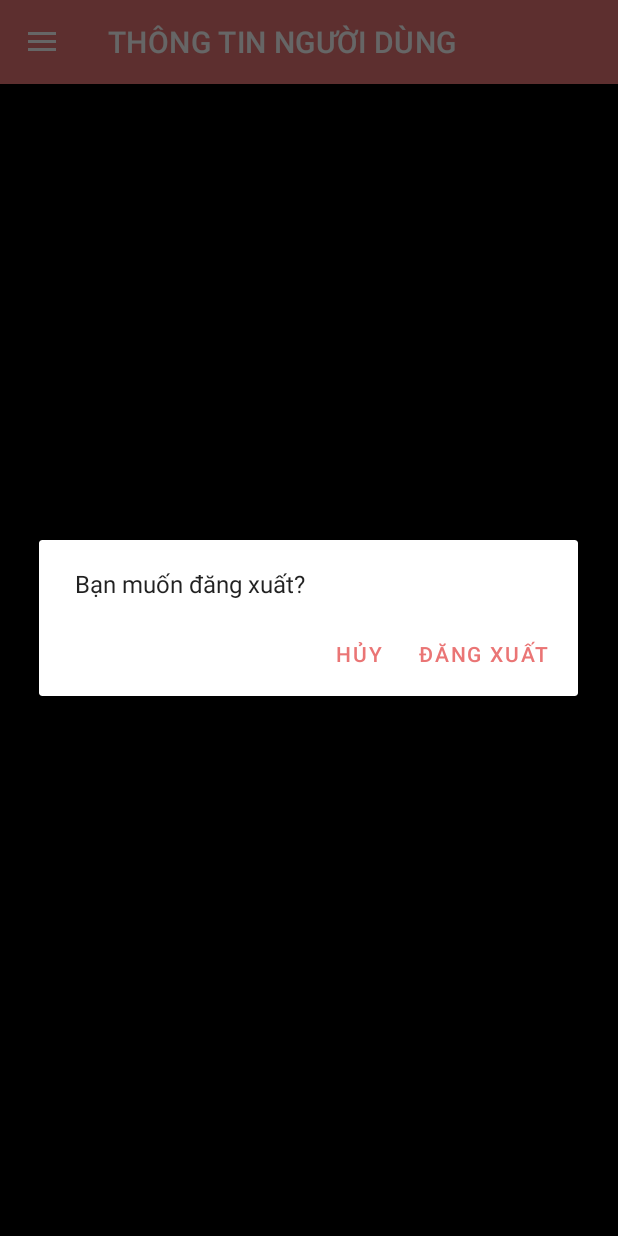
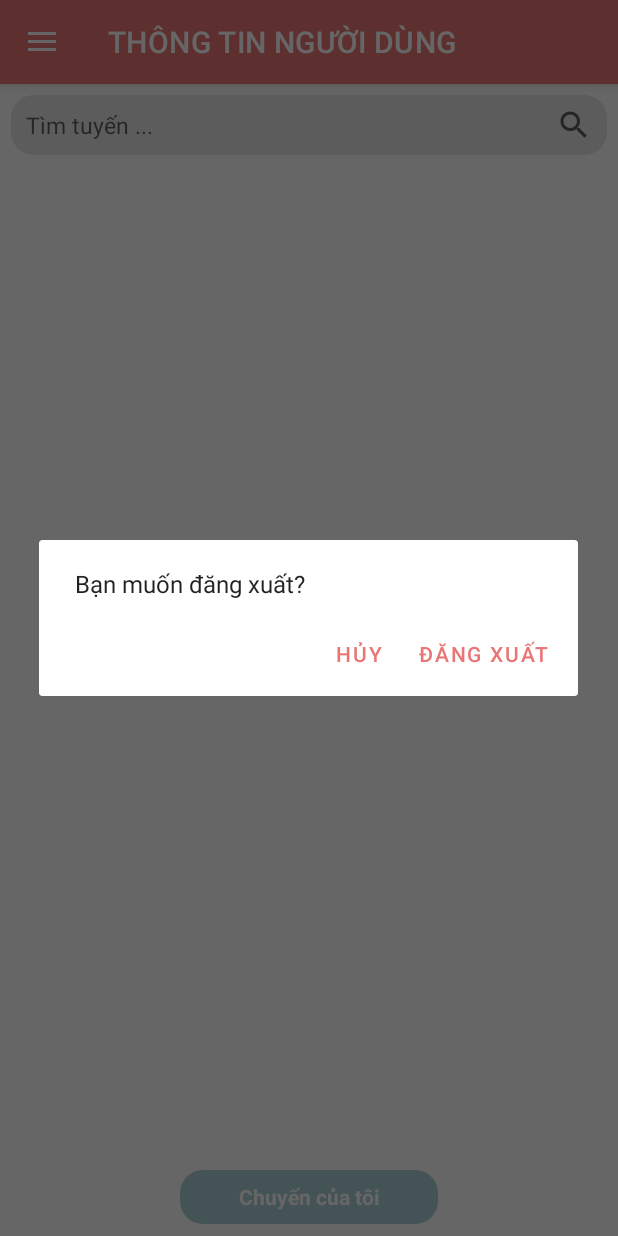
Before and after one commit to thanh1233/DuAn1, an Android app: the fragment nhantin placed in its activity, in the side drawer, after a tap on "Đăng xuất tài khoản", on a phone screen of 412 x 824 dp. Run offline under Robolectric (Android 15) with nearby library versions, the phone set to English and light mode, and no system bars; our stand-ins replace Firebase (no records; nobody signed in at launch, a user with empty details on screens opened directly), Picasso; pictures from the network do not load; Roboto replaces fonts that are not available here; 1 statement that could not run was skipped.

Commit message:
lọc gọi thay đổi nhẹ giao diện

```diff
--- a/app/src/main/java/com/example/apvexe/TrangChu.java
+++ b/app/src/main/java/com/example/apvexe/TrangChu.java
@@ -33,8 +33,11 @@ import com.google.android.material.bottomnavigation.BottomNavigationView;
 import com.google.android.material.navigation.NavigationView;
 import com.google.firebase.auth.FirebaseAuth;
 import com.google.firebase.auth.FirebaseUser;
+import com.google.firebase.database.DataSnapshot;
+import com.google.firebase.database.DatabaseError;
 import com.google.firebase.database.DatabaseReference;
 import com.google.firebase.database.FirebaseDatabase;
+import com.google.firebase.database.ValueEventListener;
 import com.squareup.picasso.Picasso;
 
 public class TrangChu extends AppCompatActivity implements NavigationView.OnNavigationItemSelectedListener {
@@ -90,10 +93,29 @@ public class TrangChu extends AppCompatActivity implements NavigationView.OnNavi
 
         setBottomNavigationView();
 
-        replaceFragnent(new homefragmant());
-        navigationView.setCheckedItem(R.id.btnthongke);
-        setTitle("CHỌN XE");
-        bottomNavigationView.getMenu().findItem(R.id.btnthongke).setChecked(true);
+        reference = FirebaseDatabase.getInstance(linkRealTime).getReference("users").child(user.getUid()).child("User");
+        reference.addValueEventListener(new ValueEventListener() {
+            @Override
+            public void onDataChange(@NonNull DataSnapshot dataSnapshot) {
+                String ktadmin = dataSnapshot.child("0").getValue(String.class);
+                if (ktadmin.equals("Admin")) {
+                    replaceFragnent(new nhantin());
+                    navigationView.setCheckedItem(R.id.btnthongke);
+                    setTitle("Chuyến xe của bạn");
+                    bottomNavigationView.getMenu().findItem(R.id.btnthongke).setChecked(true);
+                } else {
+                    replaceFragnent(new homefragmant());
+                    navigationView.setCheckedItem(R.id.btnthongke);
+                    setTitle("CHỌN XE");
+                    bottomNavigationView.getMenu().findItem(R.id.btnthongke).setChecked(true);
+                }
+            }
+            @Override
+            public void onCancelled(@NonNull DatabaseError databaseError) {
+
+            }
+        });
+
     }
 
     public void setBottomNavigationView() {
--- a/app/src/main/java/com/example/apvexe/fragmant/homefragmant.java
+++ b/app/src/main/java/com/example/apvexe/fragmant/homefragmant.java
@@ -38,7 +38,7 @@ public class homefragmant extends Fragment {
     View view;
     private RecyclerView rcv;
     private String linkdatabase;
-    private TextView themxe, thanhtoancuatoi, timkiem;
+    private TextView  thanhtoancuatoi, timkiem;
     private DatabaseReference reference;
     private ArrayList<Xe> xeArrayList = new ArrayList<>();
     private NhaXeAdapter nhaXeAdapter;
@@ -46,16 +46,10 @@ public class homefragmant extends Fragment {
     @Override
     public View onCreateView(@NonNull LayoutInflater inflater, @Nullable ViewGroup container, @Nullable Bundle savedInstanceState) {
         view = inflater.inflate(R.layout.fag_home,container,false);
-        view.findViewById(R.id.themxe).setOnClickListener(new View.OnClickListener() {
-            @Override
-            public void onClick(View v) {
-                startActivity(new Intent(getActivity(), chuyencuatoi1.class));
-            }
-        });
         linkdatabase = getResources().getString(R.string.link_RealTime_Database);
         rcv = view.findViewById(R.id.rcv_NhaTro);
         timkiem = view.findViewById(R.id.timkiem);
-        themxe = view.findViewById(R.id.themxe);
+
 
 
 
@@ -67,24 +61,6 @@ public class homefragmant extends Fragment {
             }
         });
         getLisviewDatabasefirebase("");
-
-        FirebaseUser user = FirebaseAuth.getInstance().getCurrentUser();
-
-        reference = FirebaseDatabase.getInstance(linkdatabase).getReference("users").child(user.getUid()).child("User");
-        reference.addValueEventListener(new ValueEventListener() {
-            @Override
-            public void onDataChange(@NonNull DataSnapshot dataSnapshot) {
-                String ktadmin = dataSnapshot.child("0").getValue(String.class);
-                if (ktadmin.equals("")) {
-                    themxe.setVisibility(View.GONE);
-                    thanhtoancuatoi.setVisibility(View.VISIBLE);
-                }
-            }
-            @Override
-            public void onCancelled(@NonNull DatabaseError databaseError) {
-
-            }
-        });
 
 
         nhaXeAdapter = new NhaXeAdapter();
--- a/app/src/main/java/com/example/apvexe/fragmant/nhantin.java
+++ b/app/src/main/java/com/example/apvexe/fragmant/nhantin.java
@@ -1,20 +1,153 @@
 package com.example.apvexe.fragmant;
 
+import android.content.Intent;
 import android.os.Bundle;
+import android.text.Editable;
+import android.text.TextWatcher;
 import android.view.LayoutInflater;
 import android.view.View;
 import android.view.ViewGroup;
+import android.widget.TextView;
 
 import androidx.annotation.NonNull;
 import androidx.annotation.Nullable;
 import androidx.fragment.app.Fragment;
+import androidx.recyclerview.widget.LinearLayoutManager;
+import androidx.recyclerview.widget.RecyclerView;
 
+import com.example.apvexe.NhaXeAdapter;
 import com.example.apvexe.R;
+import com.example.apvexe.Xe;
+import com.example.apvexe.chuyencuatoi1;
+import com.example.apvexe.hoadoncuatoi;
+import com.google.firebase.auth.FirebaseAuth;
+import com.google.firebase.auth.FirebaseUser;
+import com.google.firebase.database.ChildEventListener;
+import com.google.firebase.database.DataSnapshot;
+import com.google.firebase.database.DatabaseError;
+import com.google.firebase.database.DatabaseReference;
+import com.google.firebase.database.FirebaseDatabase;
+import com.google.firebase.database.ValueEventListener;
+
+import java.util.ArrayList;
 
 public class nhantin extends Fragment {
+    View view;
+    private RecyclerView rcv;
+    private String linkdatabase;
+    private TextView themxe,  timkiem;
+    private DatabaseReference reference;
+    private ArrayList<Xe> xeArrayList = new ArrayList<>();
+    private NhaXeAdapter nhaXeAdapter;
     @Nullable
     @Override
     public View onCreateView(@NonNull LayoutInflater inflater, @Nullable ViewGroup container, @Nullable Bundle savedInstanceState) {
-        return inflater.inflate(R.layout.fag_nhantin,container,false);
+        view = inflater.inflate(R.layout.fag_nhantin,container,false);
+        view.findViewById(R.id.themxe).setOnClickListener(new View.OnClickListener() {
+            @Override
+            public void onClick(View v) {
+                startActivity(new Intent(getActivity(), chuyencuatoi1.class));
+            }
+        });
+        linkdatabase = getResources().getString(R.string.link_RealTime_Database);
+        rcv = view.findViewById(R.id.rcv_NhaTro);
+        timkiem = view.findViewById(R.id.timkiem);
+        themxe = view.findViewById(R.id.themxe);
+        getLisviewDatabasefirebase("");
+
+
+        nhaXeAdapter = new NhaXeAdapter();
+        nhaXeAdapter = new NhaXeAdapter(getActivity(), R.layout.itemsanpham, xeArrayList);
+        LinearLayoutManager linearLayoutManager = new LinearLayoutManager(getContext());
+        rcv.setLayoutManager(linearLayoutManager);
+        xeArrayList = new ArrayList<>();
+        nhaXeAdapter.setData(xeArrayList);
+        rcv.setAdapter(nhaXeAdapter);
+
+        timkiem.addTextChangedListener(new TextWatcher() {
+            @Override
+            public void beforeTextChanged(CharSequence s, int start, int count, int after) {
+
+            }
+
+            @Override
+            public void onTextChanged(CharSequence s, int start, int before, int count) {
+
+            }
+
+            @Override
+            public void afterTextChanged(Editable s) {
+                if (s.toString() != null) {
+                    xeArrayList.clear();
+                    getLisviewDatabasefirebase(s.toString());
+                } else {
+                    xeArrayList.clear();
+                    getLisviewDatabasefirebase("");
+                }
+            }
+        });
+        return view;
     }
+
+    private void getLisviewDatabasefirebase(String key) {
+        FirebaseUser user = FirebaseAuth.getInstance().getCurrentUser();
+        if (user == null) {
+            return;
+        }
+        reference = FirebaseDatabase.getInstance(linkdatabase).getReference("Danhsachxe");
+        reference.addChildEventListener(new ChildEventListener() {
+            @Override
+            public void onChildAdded(@NonNull DataSnapshot snapshot, @Nullable String previousChildName) {
+                Xe xe = snapshot.getValue(Xe.class);
+                if (xe != null) {
+                    if (xe.getTuyenchay().contains(key) || xe.getDiemden().contains(key)) {
+                        xeArrayList.add(xe);
+                    }
+                    nhaXeAdapter.notifyDataSetChanged();
+                }
+
+            }
+
+            @Override
+            public void onChildChanged(@NonNull   DataSnapshot snapshot, @Nullable   String previousChildName) {
+                Xe xe = snapshot.getValue(Xe.class);
+                if (xe == null || xeArrayList == null || xeArrayList.isEmpty()) {
+                    return;
+                }
+                for (int i = 0; i < xeArrayList.size(); i++) {
+                    if (xe.getId() == xeArrayList.get(i).getId()) {
+                        xeArrayList.set(i, xe);
+                        break;
+                    }
+                }
+                nhaXeAdapter.notifyDataSetChanged();
+            }
+
+            @Override
+            public void onChildRemoved(@NonNull  DataSnapshot snapshot) {
+                Xe xe = snapshot.getValue(Xe.class);
+                if (xe == null || xeArrayList == null || xeArrayList.isEmpty()) {
+                    return;
+                }
+                for (int i = 0; i < xeArrayList.size(); i++) {
+                    if (xe.getId() == xeArrayList.get(i).getId()) {
+                        xeArrayList.remove(xeArrayList.get(i));
+                        break;
+                    }
+                }
+                nhaXeAdapter.notifyDataSetChanged();
+            }
+
+            @Override
+            public void onChildMoved(@NonNull   DataSnapshot snapshot, @Nullable   String previousChildName) {
+
+            }
+
+            @Override
+            public void onCancelled(@NonNull DatabaseError error) {
+
+            }
+        });
+    }
+
 }
--- a/app/src/main/res/layout/fag_nhantin.xml
+++ b/app/src/main/res/layout/fag_nhantin.xml
@@ -1,16 +1,59 @@
 <?xml version="1.0" encoding="utf-8"?>
-<LinearLayout xmlns:android="http://schemas.android.com/apk/res/android"
+<androidx.constraintlayout.widget.ConstraintLayout xmlns:android="http://schemas.android.com/apk/res/android"
+    xmlns:app="http://schemas.android.com/apk/res-auto"
+    xmlns:tools="http://schemas.android.com/tools"
     android:layout_width="match_parent"
     android:layout_height="match_parent"
     android:orientation="vertical"
-    android:padding="20dp"
-    android:background="@color/black"
+
+    android:background="@color/white"
     >
+
+    <RelativeLayout
+        android:layout_width="match_parent"
+        android:layout_height="match_parent"
+        android:padding="3dp"
+        app:layout_constraintTop_toTopOf="parent">
+
+        <EditText
+            android:id="@+id/timkiem"
+            android:layout_width="match_parent"
+            android:layout_height="40dp"
+            android:layout_alignParentStart="true"
+            android:layout_alignParentEnd="true"
+            android:layout_marginStart="4dp"
+            android:layout_marginLeft="5dp"
+            android:layout_marginTop="4dp"
+            android:layout_marginEnd="4dp"
+            android:layout_marginRight="5dp"
+            android:background="@drawable/button_bgv"
+            android:drawableRight="@drawable/ic_baseline_search_24"
+            android:hint="Tìm tuyến ..."
+            android:paddingStart="10dp"
+            android:paddingRight="10dp"
+            android:textSize="15dp" />
+
+        <androidx.recyclerview.widget.RecyclerView
+            android:id="@+id/rcv_NhaTro"
+            android:layout_width="match_parent"
+            android:layout_height="match_parent"
+            android:layout_marginTop="55dp"
+            android:paddingTop="0dp" />
+
+    </RelativeLayout>
     <TextView
-        android:layout_width="wrap_content"
-        android:layout_height="wrap_content"
-        android:text="Home"
+        android:id="@+id/themxe"
+        android:layout_width="172dp"
+        android:layout_height="36dp"
+        android:layout_marginStart="32dp"
+        android:layout_marginEnd="32dp"
+        android:layout_marginBottom="8dp"
+        android:background="@drawable/backgroundcsc"
+        android:gravity="center"
+        android:text="Chuyến của tôi"
+        android:textColor="@color/white"
         android:textStyle="bold"
-        android:textSize="14dp"/>
-
-</LinearLayout>
+        app:layout_constraintBottom_toBottomOf="parent"
+        app:layout_constraintEnd_toEndOf="parent"
+        app:layout_constraintStart_toStartOf="parent" />
+</androidx.constraintlayout.widget.ConstraintLayout>
```
Also changed, not shown: app/src/main/res/layout/fag_home.xml (+12 -26 lines).
